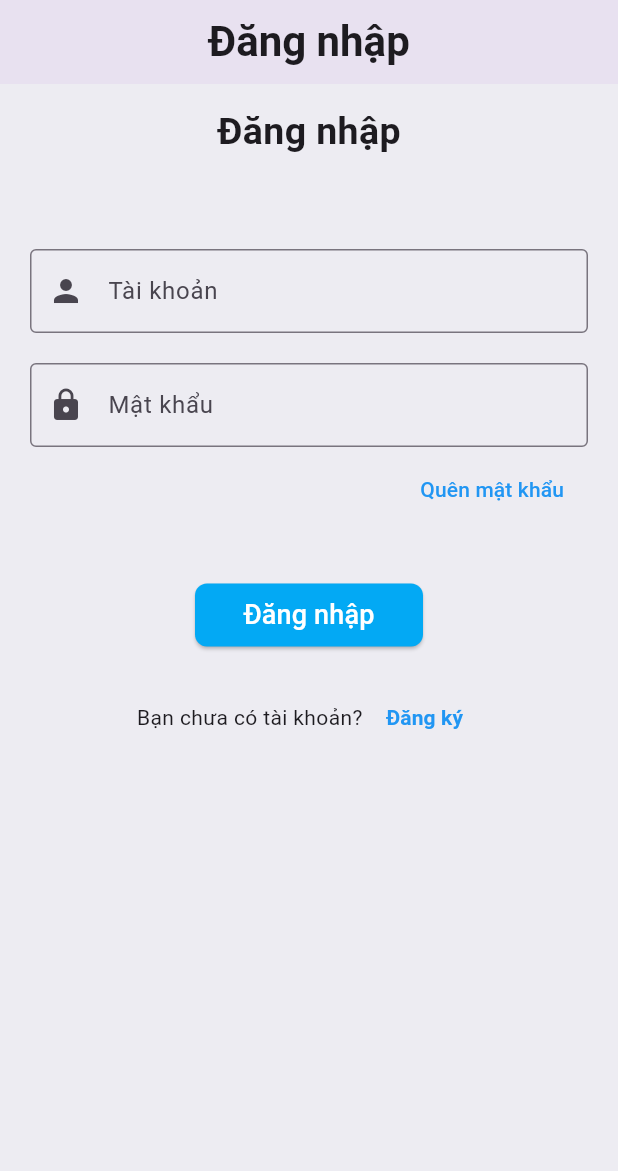
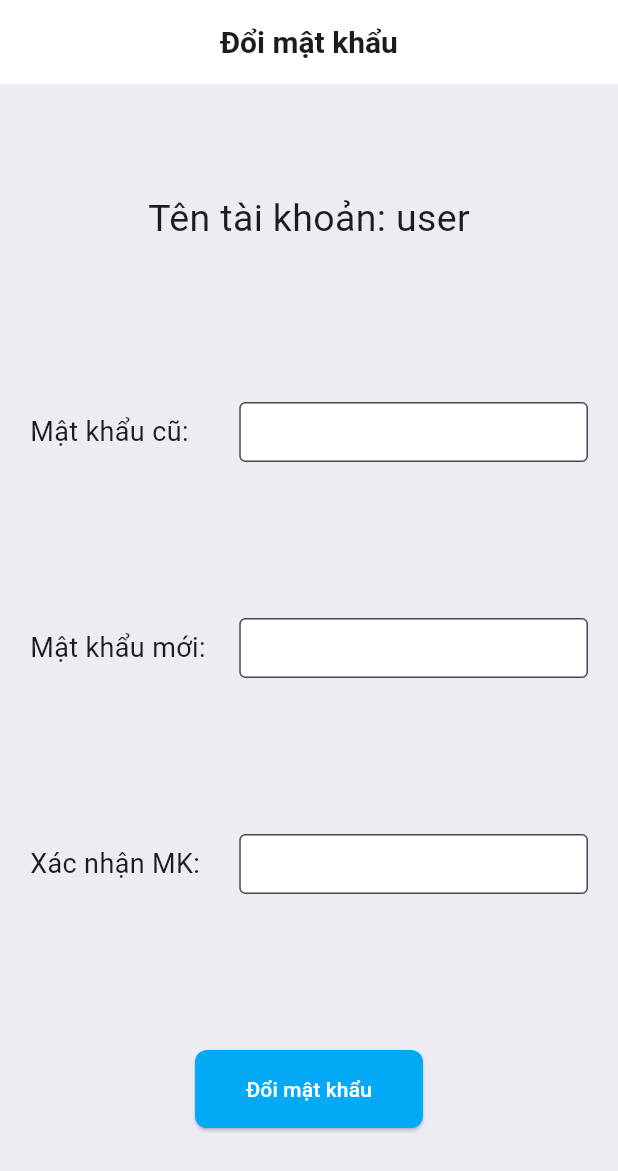
Before and after one commit to TQBao2ca3/DoAnLapTrinhDiDong, a Flutter app: the screen it shows after launch, scrolled down 56 dp, after a tap on "Quên mật khẩu", on a phone screen of 412 x 824 dp. Shown: the top 1171 px of the screen. Run offline on Flutter 3.47's test engine with Material 3 defaults, Android fonts, the light colour scheme and no system bars; our stand-ins replace curved_navigation_bar, flutter_rating_bar; missing offline and left inert: clippy_flutter, mongo_dart.

Commit message:
add: changepassword

```diff
--- a/lib/main.dart
+++ b/lib/main.dart
@@ -2,6 +2,7 @@ import 'package:flutter/material.dart';
 import 'package:phoneshop/models/Cart.dart';
 import 'package:phoneshop/models/Product.dart';
 import 'package:phoneshop/pages/CartPage.dart';
+import 'package:phoneshop/pages/ChangePassword.dart';
 import 'package:phoneshop/pages/Homepage.dart';
 import 'package:phoneshop/pages/ItemPage.dart';
 import 'package:phoneshop/pages/UserAuthentication.dart';
@@ -31,7 +32,8 @@ class MyApp extends StatelessWidget {
               product: ModalRoute.of(context)!.settings.arguments as Product,
             ),
         'userAuthentication': (context) => const UserAuthentication(),
-        'signUp': (context) => SignUp(),
+        'signUp': (context) => const SignUp(),
+        'changePassword': (context) => ChangePassword(),
       },
     );
   }
--- /dev/null
+++ b/lib/pages/ChangePassword.dart
@@ -0,0 +1,153 @@
+import 'package:flutter/material.dart';
+
+class ChangePassword extends StatefulWidget {
+  const ChangePassword({super.key});
+  @override
+  _ChangePassword createState() => _ChangePassword();
+}
+
+class _ChangePassword extends State<ChangePassword> {
+  final TextEditingController _oldPassword = TextEditingController();
+  final TextEditingController _newPassword = TextEditingController();
+  final TextEditingController _confirmNewPassword = TextEditingController();
+  @override
+  void dispose() {
+    _oldPassword.dispose();
+    _newPassword.dispose();
+    _confirmNewPassword.dispose();
+    super.dispose();
+  }
+
+  @override
+  Widget build(BuildContext context) {
+    return Scaffold(
+      appBar: AppBar(
+        backgroundColor: Colors.white,
+        automaticallyImplyLeading: false,
+        title: const Text(
+          'Đổi mật khẩu',
+          style: TextStyle(
+            fontSize: 20,
+            fontWeight: FontWeight.bold,
+          ),
+        ),
+        centerTitle: true,
+      ),
+      body: SingleChildScrollView(
+        scrollDirection: Axis.horizontal,
+        child: Container(
+          color: const Color(0xffEDECF2),
+          height: MediaQuery.of(context).size.height,
+          width: MediaQuery.of(context).size.width,
+          padding: const EdgeInsets.all(20),
+          child: Column(
+            mainAxisAlignment: MainAxisAlignment.spaceAround,
+            children: [
+              const Text(
+                'Tên tài khoản: user',
+                style: TextStyle(
+                  fontSize: 25,
+                ),
+              ),
+              Row(
+                mainAxisAlignment: MainAxisAlignment.start,
+                children: [
+                  const Expanded(
+                    flex: 3,
+                    child: Text(
+                      'Mật khẩu cũ: ',
+                      style: TextStyle(
+                        fontSize: 18,
+                      ),
+                    ),
+                  ),
+                  Expanded(
+                    flex: 5,
+                    child: Container(
+                        constraints: const BoxConstraints(maxHeight: 40),
+                        child: TextField(
+                          textAlignVertical: TextAlignVertical.center,
+                          style: const TextStyle(height: 1.0),
+                          controller: _oldPassword,
+                          decoration: const InputDecoration(
+                              fillColor: Colors.white,
+                              filled: true,
+                              border: OutlineInputBorder()),
+                        )),
+                  )
+                ],
+              ),
+              Row(
+                mainAxisAlignment: MainAxisAlignment.start,
+                children: [
+                  const Expanded(
+                    flex: 3,
+                    child: Text(
+                      'Mật khẩu mới: ',
+                      style: TextStyle(
+                        fontSize: 18,
+                      ),
+                    ),
+                  ),
+                  Expanded(
+                    flex: 5,
+                    child: Container(
+                        constraints: const BoxConstraints(maxHeight: 40),
+                        child: TextField(
+                          textAlignVertical: TextAlignVertical.center,
+                          style: const TextStyle(height: 1.0),
+                          obscureText: true,
+                          controller: _newPassword,
+                          decoration: const InputDecoration(
+                              fillColor: Colors.white,
+                              filled: true,
+                              border: OutlineInputBorder()),
+                        )),
+                  )
+                ],
+              ),
+              Row(
+                mainAxisAlignment: MainAxisAlignment.start,
+                children: [
+                  const Expanded(
+                    flex: 3,
+                    child: Text(
+                      'Xác nhận MK: ',
+                      style: TextStyle(
+                        fontSize: 18,
+                      ),
+                    ),
+                  ),
+                  Expanded(
+                    flex: 5,
+                    child: Container(
+                        constraints: const BoxConstraints(maxHeight: 40),
+                        child: TextField(
+                          textAlignVertical: TextAlignVertical.center,
+                          style: const TextStyle(height: 1.0),
+                          obscureText: true,
+                          controller: _confirmNewPassword,
+                          decoration: const InputDecoration(
+                              fillColor: Colors.white,
+                              filled: true,
+                              border: OutlineInputBorder()),
+                        )),
+                  )
+                ],
+              ),
+              ElevatedButton(
+                  onPressed: () {},
+                  style: ElevatedButton.styleFrom(
+                      minimumSize: const Size(152, 52),
+                      shape: RoundedRectangleBorder(
+                          borderRadius: BorderRadius.circular(8)),
+                      foregroundColor: Colors.white,
+                      backgroundColor: Color(0xff03A9F4)),
+                  child: const Text('Đổi mật khẩu'))
+            ],
+          ),
+        ),
+      ),
+    );
+  }
+}
--- a/lib/pages/userAuthentication.dart
+++ b/lib/pages/userAuthentication.dart
@@ -41,9 +41,9 @@ class _UserAuthenticationState extends State<UserAuthentication> {
       // AppBar với nút quay lại và tiêu đề động
       appBar: AppBar(
         automaticallyImplyLeading: false,
-        title: Text(
+        title: const Text(
           'Đăng nhập',
-          style: const TextStyle(
+          style: TextStyle(
             fontSize: 28,
             fontWeight: FontWeight.bold,
           ),
@@ -54,13 +54,13 @@ class _UserAuthenticationState extends State<UserAuthentication> {
       body: SingleChildScrollView(
         child: Container(
           height: MediaQuery.of(context).size.height,
-          color: Color(0xffEDECF2),
+          color: const Color(0xffEDECF2),
           padding: const EdgeInsets.all(20.0),
           child: Column(
             crossAxisAlignment: CrossAxisAlignment.center,
             children: [
               const SizedBox(height: 50),
-              Text(
+              const Text(
                 'Đăng nhập',
                 style: TextStyle(
                   fontSize: 25,
@@ -76,7 +76,8 @@ class _UserAuthenticationState extends State<UserAuthentication> {
                     labelText: 'Tài khoản',
                     prefixIcon: Icon(Icons.person),
                     border: OutlineInputBorder(),
-                ),
+                    fillColor: Colors.white,
+                    filled: true),
               ),
               const SizedBox(height: 20),
 
@@ -88,7 +89,8 @@ class _UserAuthenticationState extends State<UserAuthentication> {
                     labelText: 'Mật khẩu',
                     prefixIcon: Icon(Icons.lock),
                     border: OutlineInputBorder(),
-                ),
+                    fillColor: Colors.white,
+                    filled: true),
               ),
 
               const SizedBox(height: 10),
@@ -98,6 +100,7 @@ class _UserAuthenticationState extends State<UserAuthentication> {
                   padding: const EdgeInsets.only(right: 16, top: 8),
                   child: TextButton(
                     onPressed: () {
+                      Navigator.pushReplacementNamed(context, 'changePassword');
                       // Xử lý quên mật khẩu
                     },
                     style: TextButton.styleFrom(
@@ -142,9 +145,9 @@ class _UserAuthenticationState extends State<UserAuthentication> {
                   foregroundColor: Colors.white,
                   backgroundColor: Color(0xff03A9F4),
                 ),
-                child: Text(
+                child: const Text(
                   'Đăng nhập',
-                  style: const TextStyle(fontSize: 18),
+                  style: TextStyle(fontSize: 18),
                 ),
               ),
               const SizedBox(height: 20),
@@ -153,16 +156,16 @@ class _UserAuthenticationState extends State<UserAuthentication> {
               Row(
                 mainAxisAlignment: MainAxisAlignment.center,
                 children: [
-                  Text(
+                  const Text(
                     'Bạn chưa có tài khoản? ',
                   ),
                   TextButton(
                     onPressed: () {
                       Navigator.pushReplacementNamed(context, 'signUp');
                     },
-                    child: Text(
+                    child: const Text(
                       'Đăng ký',
-                      style: const TextStyle(
+                      style: TextStyle(
                         color: Colors.blue,
                         fontWeight: FontWeight.bold,
                       ),
```
Lines whose indentation alone changed are shown as unchanged.
